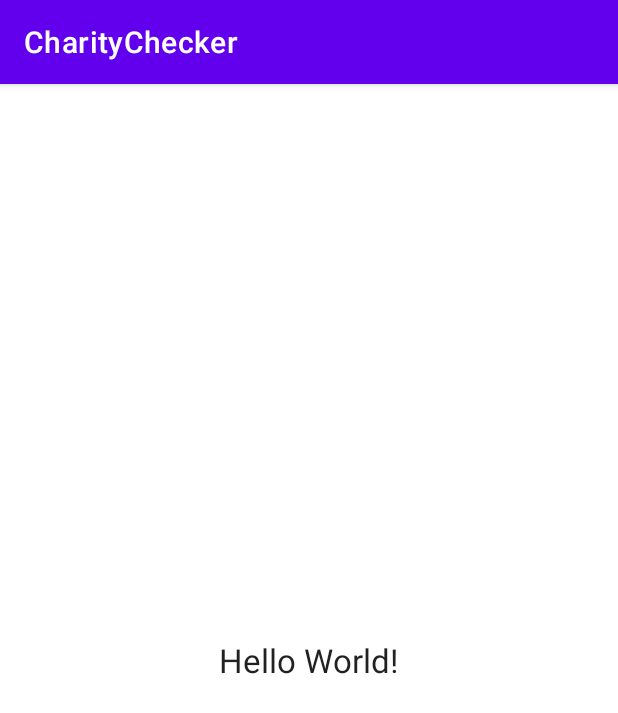
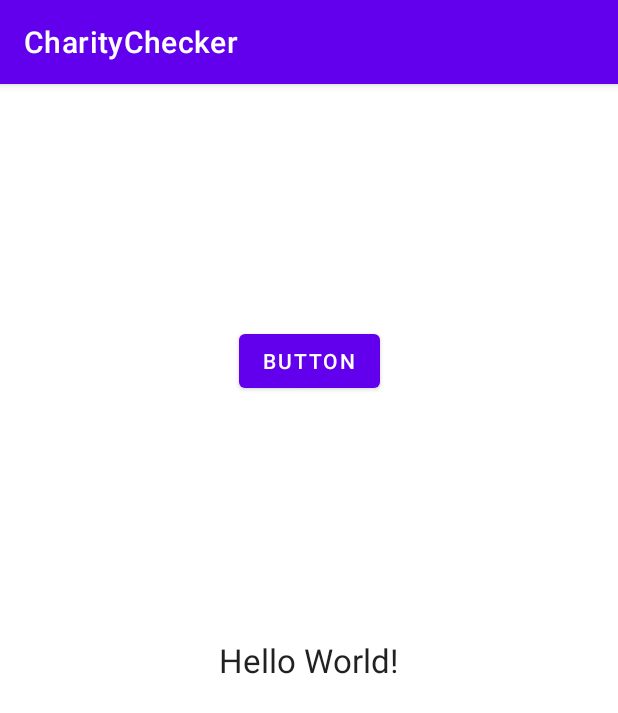
Before and after one commit to alexisromer/CharityChecker, an Android app: the screen it shows after launch (MainActivity), on a phone screen of 412 x 824 dp. Shown: the top 713 px of the screen. Run offline under Robolectric (Android 15) with nearby library versions, the phone set to English and light mode, and no system bars.

Commit message:
test commit 2

```diff
--- a/app/src/main/res/layout/activity_main.xml
+++ b/app/src/main/res/layout/activity_main.xml
@@ -7,6 +7,7 @@
     tools:context=".MainActivity">
 
     <TextView
+        android:id="@+id/textView"
         android:layout_width="wrap_content"
         android:layout_height="wrap_content"
         android:text="Hello World!"
@@ -16,4 +17,14 @@
         app:layout_constraintRight_toRightOf="parent"
         app:layout_constraintTop_toTopOf="parent" />
 
+    <Button
+        android:id="@+id/button"
+        android:layout_width="wrap_content"
+        android:layout_height="wrap_content"
+        android:text="Button"
+        app:layout_constraintBottom_toTopOf="@+id/textView"
+        app:layout_constraintEnd_toEndOf="parent"
+        app:layout_constraintStart_toStartOf="parent"
+        app:layout_constraintTop_toTopOf="parent" />
+
 </androidx.constraintlayout.widget.ConstraintLayout>
```
